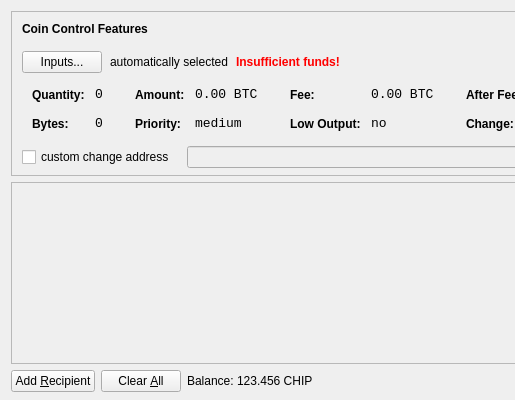
First picture: the form in src/qt/forms/sendcoinsdialog.ui, repository Tillkoeln/chipcoin, before the edit; both pictures show x 0 to 515 and y 0 to 400 of the 850 by 400 pixel window.
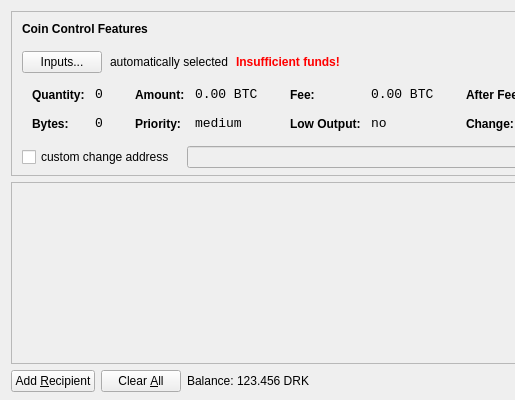
Second picture: the form after the edit. Icons and pictures are not drawn.

```diff
--- a/src/qt/forms/sendcoinsdialog.ui
+++ b/src/qt/forms/sendcoinsdialog.ui
@@ -720,7 +720,7 @@
           <cursorShape>IBeamCursor</cursorShape>
          </property>
          <property name="text">
-          <string>123.456 CHIP</string>
+          <string>123.456 DRK</string>
          </property>
          <property name="textInteractionFlags">
           <set>Qt::LinksAccessibleByMouse|Qt::TextSelectableByKeyboard|Qt::TextSelectableByMouse</set>
```
